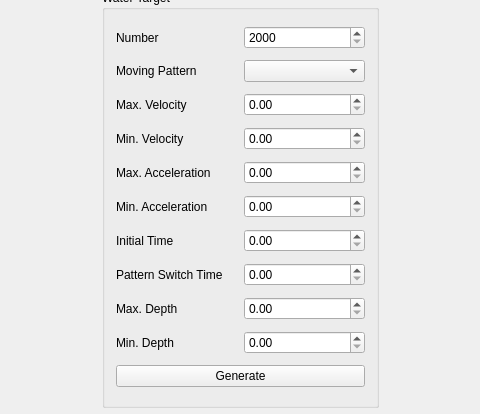
Qt form mainwindow.ui (sergiosvieira/mog) before a commit; both pictures show x 159 to 639 and y 99 to 513 of the 800 by 891 pixel window.
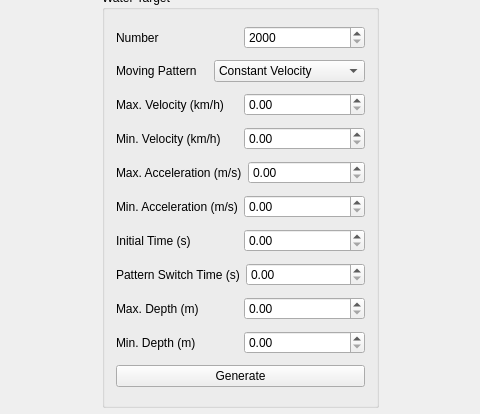
The same form after that commit. The open tabs and pages were chosen to show the change.

```diff
--- a/mainwindow.ui
+++ b/mainwindow.ui
@@ -504,8 +504,23 @@
                <item>
                 <widget class="QComboBox" name="comboBox_3">
                  <property name="currentText">
-                  <string/>
+                  <string>Constant Velocity</string>
                  </property>
+                 <item>
+                  <property name="text">
+                   <string>Constant Velocity</string>
+                  </property>
+                 </item>
+                 <item>
+                  <property name="text">
+                   <string>Constant Acceleration</string>
+                  </property>
+                 </item>
+                 <item>
+                  <property name="text">
+                   <string>Constant Deceleration</string>
+                  </property>
+                 </item>
                 </widget>
                </item>
               </layout>
@@ -515,7 +530,7 @@
                <item>
                 <widget class="QLabel" name="label_23">
                  <property name="text">
-                  <string>Max. Velocity</string>
+                  <string>Max. Velocity (km/h)</string>
                  </property>
                 </widget>
                </item>
@@ -529,7 +544,7 @@
                <item>
                 <widget class="QLabel" name="label_24">
                  <property name="text">
-                  <string>Min. Velocity</string>
+                  <string>Min. Velocity (km/h)</string>
                  </property>
                 </widget>
                </item>
@@ -543,7 +558,7 @@
                <item>
                 <widget class="QLabel" name="label_25">
                  <property name="text">
-                  <string>Max. Acceleration</string>
+                  <string>Max. Acceleration (m/s)</string>
                  </property>
                 </widget>
                </item>
@@ -557,7 +572,7 @@
                <item>
                 <widget class="QLabel" name="label_28">
                  <property name="text">
-                  <string>Min. Acceleration</string>
+                  <string>Min. Acceleration (m/s)</string>
                  </property>
                 </widget>
                </item>
@@ -571,7 +586,7 @@
                <item>
                 <widget class="QLabel" name="label_29">
                  <property name="text">
-                  <string>Initial Time</string>
+                  <string>Initial Time (s)</string>
                  </property>
                 </widget>
                </item>
@@ -585,7 +600,7 @@
                <item>
                 <widget class="QLabel" name="label_30">
                  <property name="text">
-                  <string>Pattern Switch Time</string>
+                  <string>Pattern Switch Time (s)</string>
                  </property>
                 </widget>
                </item>
@@ -599,7 +614,7 @@
                <item>
                 <widget class="QLabel" name="label_32">
                  <property name="text">
-                  <string>Max. Depth</string>
+                  <string>Max. Depth (m)</string>
                  </property>
                 </widget>
                </item>
@@ -613,7 +628,7 @@
                <item>
                 <widget class="QLabel" name="label_33">
                  <property name="text">
-                  <string>Min. Depth</string>
+                  <string>Min. Depth (m)</string>
                  </property>
                 </widget>
                </item>
```
Left out of the diff: 58 changed lines with no effect on the pictures.
